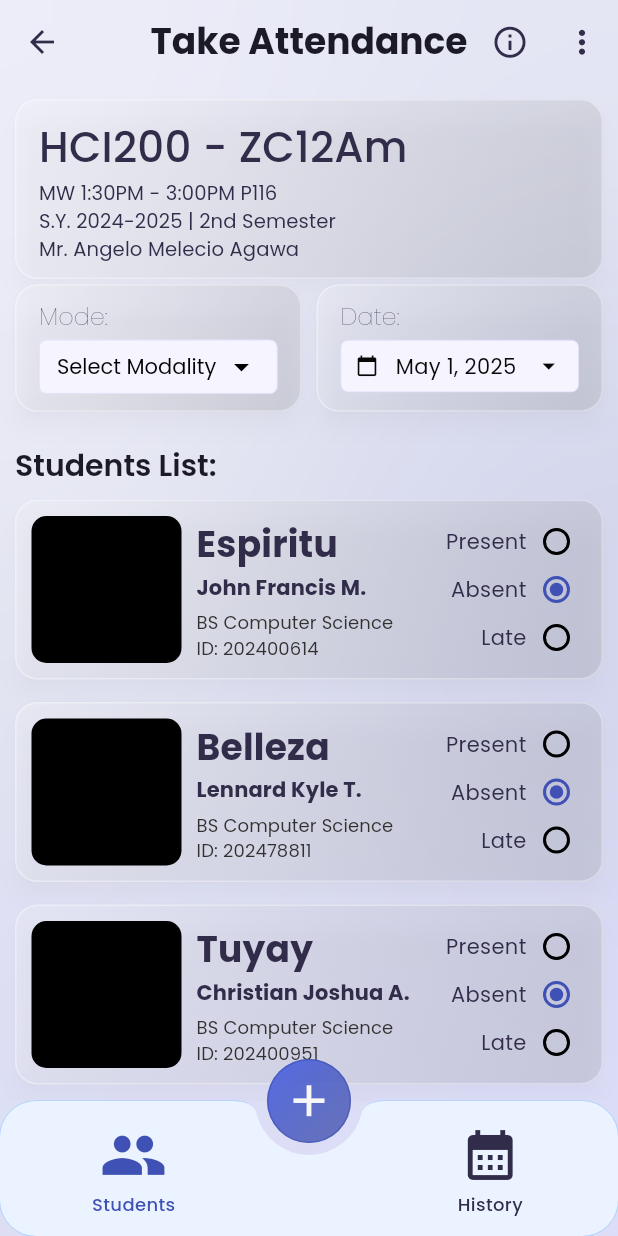
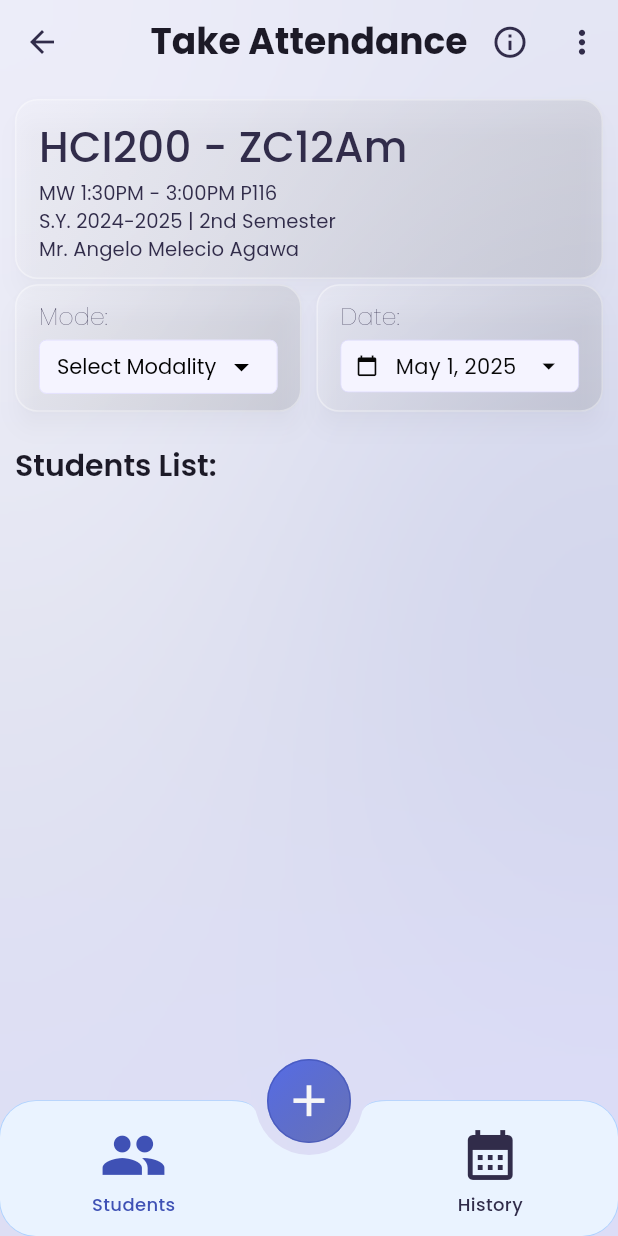
Before and after one commit to Jeyep18/beadle-s-app, a Flutter app: the screen it shows after launch, after a tap on an icon or button, on a phone screen of 412 x 824 dp. Run offline on Flutter 3.47's test engine with Material 3 defaults, Android fonts, the phone set to English and light mode, and no system bars; our stand-ins replace flutter_animate, flutter_slidable, google_fonts, loading_animation_widget.

```diff
--- a/lib/class_dashboard.dart
+++ b/lib/class_dashboard.dart
@@ -6,22 +6,15 @@ import 'package:flutter/material.dart';
 import 'package:google_fonts/google_fonts.dart';
 
 class ClassPage extends StatefulWidget {
-  const ClassPage({super.key});
+  final List<List<String>> studentList;
+
+  const ClassPage({super.key, required this.studentList});
 
   @override
   State<ClassPage> createState() => _ClassPageState();
 }
 
 class _ClassPageState extends State<ClassPage> {
-  //list for student tile
-  List studentList = [
-    ["Espiritu", "John Francis", "M.", "BS Computer Science", "202400614"],
-    ["Belleza", "Lennard Kyle", "T.", "BS Computer Science", "202478811"],
-    ["Tuyay", "Christian Joshua", "A.", "BS Computer Science", "202400951"],
-    ["Tuyay", "Christian Joshua", "A.", "BS Computer Science", "202400951"],
-    ["Tuyay", "Christian Joshua", "A.", "BS Computer Science", "202400951"],
-  ];
-
   @override
   Widget build(BuildContext context) {
     // Get the arguments passed from the previous page
@@ -382,7 +375,7 @@ class _ClassPageState extends State<ClassPage> {
                     child: Column(
                       children: [
                         //List builder students
-                        ...studentList.asMap().entries.map(
+                        ...widget.studentList.asMap().entries.map(
                           (entry) => StudentTile(
                             studentSurname: entry.value[0],
                             studentGivenName: entry.value[1],
--- a/lib/class_main_nav_page.dart
+++ b/lib/class_main_nav_page.dart
@@ -1,7 +1,6 @@
 import 'package:beadles_app_prototype1/class_dashboard.dart';
 import 'package:beadles_app_prototype1/class_history_page.dart';
 import 'package:beadles_app_prototype1/main_page.dart';
-
 import 'package:beadles_app_prototype1/utils/create_new_student_bottom_sheet.dart';
 import 'package:flutter/material.dart';
 import 'package:google_fonts/google_fonts.dart';
@@ -14,6 +13,8 @@ class ClassMainNavPage extends StatefulWidget {
 }
 
 class _ClassMainNavPageState extends State<ClassMainNavPage> {
+  final List<List<String>> studentList = [];
+
   //controllers
   final _firstNameController = TextEditingController();
   final _middleInitialController = TextEditingController();
@@ -36,10 +37,24 @@ class _ClassMainNavPageState extends State<ClassMainNavPage> {
           courseController: _courseController,
           lastNameController: _lastNameController,
           idController: _idController,
-          // onCreate:
-          //     () => {
-          //       //function
-          //     },
+          onCreate: () {
+            setState(() {
+              studentList.add([
+                _lastNameController.text.trim(),
+                _firstNameController.text.trim(),
+                _middleInitialController.text.trim(),
+                _courseController.text.trim(),
+                _idController.text.trim(),
+              ]);
+            });
+
+            // Clear text fields after adding
+            _firstNameController.clear();
+            _middleInitialController.clear();
+            _courseController.clear();
+            _lastNameController.clear();
+            _idController.clear();
+          },
         );
       },
     );
@@ -49,7 +64,13 @@ class _ClassMainNavPageState extends State<ClassMainNavPage> {
   int currentPage = 0;
 
   //widget pages
-  final List _pages = [ClassPage(), ClassHistoryPage()];
+  late final List _pages;
+
+  @override
+  void initState() {
+    super.initState();
+    _pages = [ClassPage(studentList: studentList), ClassHistoryPage()];
+  }
 
   @override
   Widget build(BuildContext context) {
--- a/lib/main.dart
+++ b/lib/main.dart
@@ -28,7 +28,7 @@ class MainApp extends StatelessWidget {
         home: const SplashScreen(),
         locale: Locale('en', 'US'),
         routes: {
-          '/class-dashboard': (context) => ClassPage(),
+          '/class-dashboard': (context) => ClassPage(studentList: []),
           '/class-main-nav-page': (context) => ClassMainNavPage(),
           '/settings-page': (context) => SettingsPage(),
           '/profile-page': (context) => ProfilePage(),
```
Also changed, not shown: lib/utils/create_new_student_bottom_sheet.dart (+26 -29 lines).
